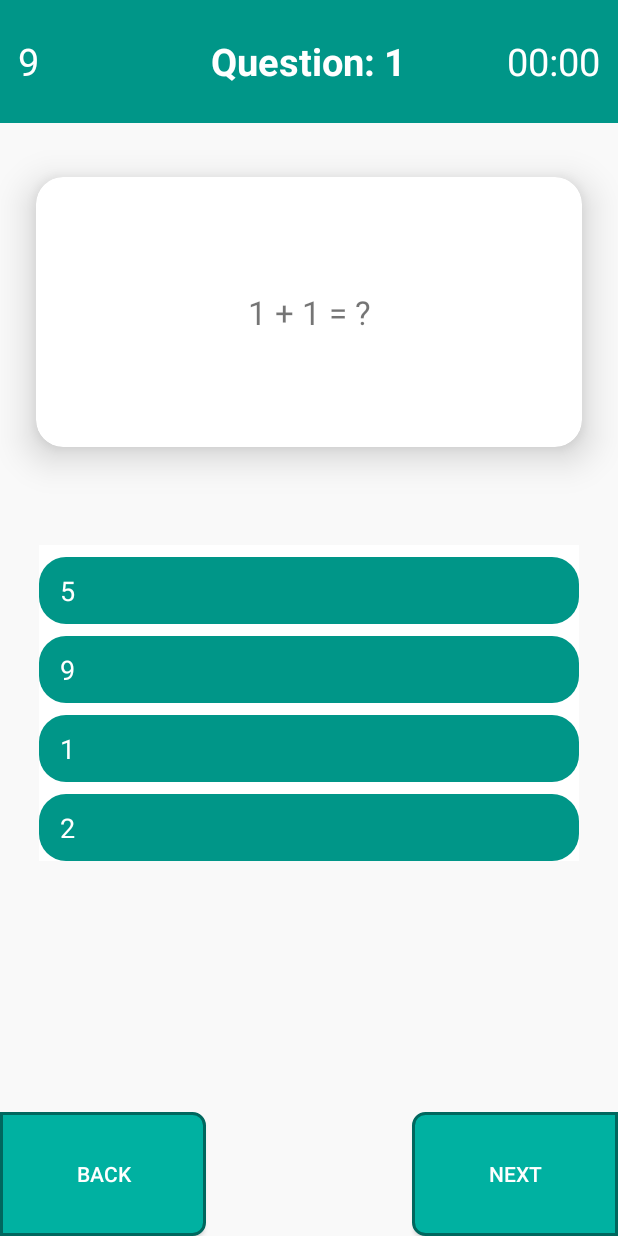
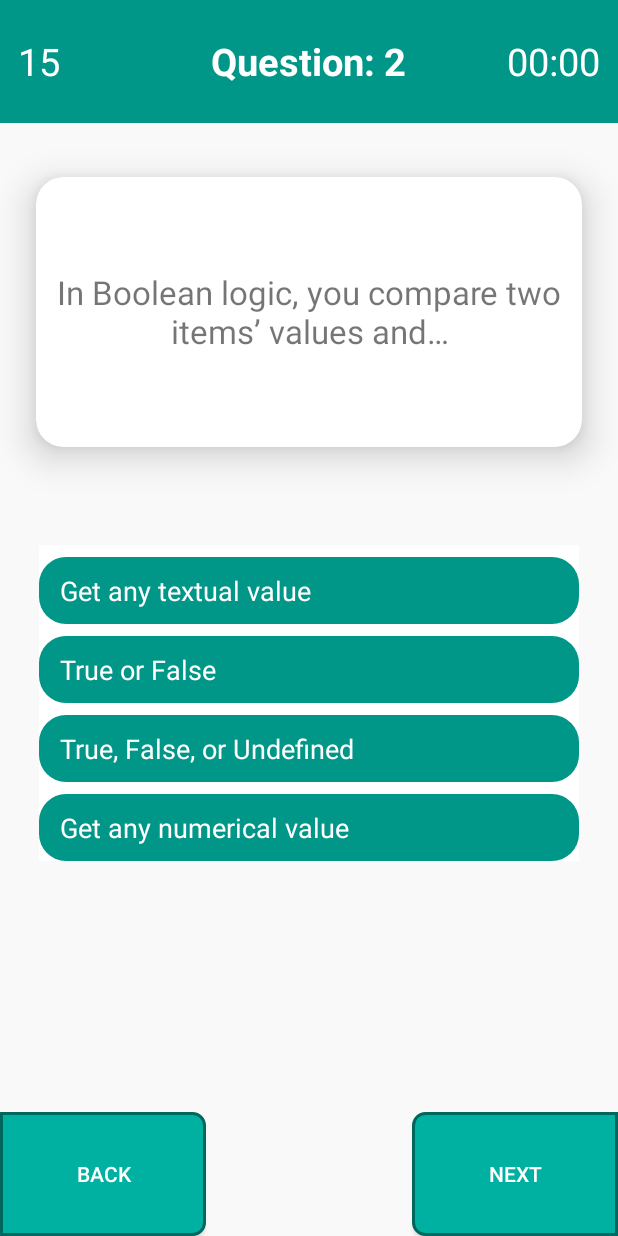
Before and after one commit to husanIbragimov-zz/logicaltest, an Android app: the TestGameActivity screen opened directly, with no data from a screen before it, after a tap on "NEXT", on a phone screen of 412 x 824 dp. Run offline under Robolectric (Android 15) with nearby library versions, the phone set to English and light mode, and no system bars; 2 other taps on this screen came first.

Commit message:
added new subjects and new files

```diff
--- a/app/src/main/java/uz/xusandev/lesson4/MainActivity.java
+++ b/app/src/main/java/uz/xusandev/lesson4/MainActivity.java
@@ -28,7 +28,7 @@ public class MainActivity extends AppCompatActivity {
 
                 System.out.println("======================================== Hello Android Developer Play Button ========================================");
 
-                Intent intent = new Intent(MainActivity.this, TestGameActivity.class);
+                Intent intent = new Intent(MainActivity.this, ChooseSubjectsActivity.class);
 
                 startActivity(intent);
 
--- a/app/src/main/java/uz/xusandev/lesson4/core/DataLoader.java
+++ b/app/src/main/java/uz/xusandev/lesson4/core/DataLoader.java
@@ -7,39 +7,33 @@ public class DataLoader {
     public static ArrayList<QuestionData> makeData() {
         ArrayList<QuestionData> data = new ArrayList<>();
 
-        QuestionData questionData1 = new QuestionData("1 + 1 = ?", "2");
-        questionData1.addVariant("2");
-        questionData1.addVariant("1");
-        questionData1.addVariant("5");
-        questionData1.addVariant("9");
+        QuestionData questionData1 = new QuestionData("Is Python dynamic or static programming language ?", "Dynamic");
+        questionData1.addVariant("Dynamic");
+        questionData1.addVariant("Static");
         data.add(questionData1);
 
-        QuestionData questionData2 = new QuestionData("11 * 2 = ?", "22");
-        questionData2.addVariant("22");
-        questionData2.addVariant("10");
-        questionData2.addVariant("15");
-        questionData2.addVariant("2");
+        QuestionData questionData2 = new QuestionData("In Boolean logic, you compare two items’ values and…", "True or False");
+        questionData2.addVariant("True, False, or Undefined");
+        questionData2.addVariant("Get any textual value");
+        questionData2.addVariant("Get any numerical value");
+        questionData2.addVariant("True or False");
         data.add(questionData2);
 
-        QuestionData questionData3 = new QuestionData("1 + 1 * 1 = ?", "2");
-        questionData3.addVariant("2");
-        questionData3.addVariant("1");
-        questionData3.addVariant("3");
-        questionData3.addVariant("9");
+        QuestionData questionData3 = new QuestionData("1 <= 1", "True");
+        questionData3.addVariant("True");
+        questionData3.addVariant("False");
         data.add(questionData3);
 
-        QuestionData questionData4 = new QuestionData("5 % 2 = ?", "1");
-        questionData4.addVariant("2.5");
-        questionData4.addVariant("1");
-        questionData4.addVariant("2");
-        questionData4.addVariant("1.5");
+        QuestionData questionData4 = new QuestionData("1 != 1", "False");
+        questionData4.addVariant("False");
+        questionData4.addVariant("True");
         data.add(questionData4);
 
-        QuestionData questionData5 = new QuestionData("1 + 5 * 3 = ?", "16");
-        questionData5.addVariant("16");
-        questionData5.addVariant("15");
-        questionData5.addVariant("18");
-        questionData5.addVariant("20");
+        QuestionData questionData5 = new QuestionData("Fill in the blank (indicated by __) with an appropriate Boolean comparator so that the expression evaluates to True:\n3 __ 4", "<");
+        questionData5.addVariant(">");
+        questionData5.addVariant("<");
+        questionData5.addVariant("==");
+        questionData5.addVariant("!=");
         data.add(questionData5);
 
         QuestionData questionData6 = new QuestionData("0 % 5 != 0", "False");
@@ -63,6 +57,44 @@ public class DataLoader {
         questionData9.addVariant("XusanXusanXusanXusan");
         data.add(questionData9);
 
+        QuestionData questionData10 = new QuestionData("123 == \"123\"", "False");
+        questionData10.addVariant("Error");
+        questionData10.addVariant("False");
+        questionData10.addVariant("True");
+        data.add(questionData10);
+
+        QuestionData questionData11 = new QuestionData("The Boolean logical operators are:", "and, or, not");
+        questionData11.addVariant("and, neither, nor");
+        questionData11.addVariant("and, or, not");
+        questionData11.addVariant("and, or, but");
+        questionData11.addVariant("True, False");
+        data.add(questionData11);
+
+        QuestionData questionData12 = new QuestionData("Fill in the blank (indicated by __) with an appropriate Boolean comparator so that the expression evaluates to True:\n10 __ 5", ">");
+        questionData12.addVariant(">");
+        questionData12.addVariant("<");
+        data.add(questionData12);
+
+        QuestionData questionData13 = new QuestionData("(\"A\" != \"A\") or not (2 >= 3)", "True");
+        questionData13.addVariant("True");
+        questionData13.addVariant("False");
+        questionData13.addVariant("None");
+        data.add(questionData13);
+
+        QuestionData questionData14 = new QuestionData("The basic mechanism that Python uses to control program flow is the _____ statement.", "If");
+        questionData14.addVariant("If");
+        questionData14.addVariant("If...elif");
+        questionData14.addVariant("elif");
+        questionData14.addVariant("else");
+        data.add(questionData14);
+
+        QuestionData questionData15 = new QuestionData("What is the type of True and False?", "Boolean");
+        questionData15.addVariant("Boolean");
+        questionData15.addVariant("Int");
+        questionData15.addVariant("String");
+        questionData15.addVariant("List");
+        data.add(questionData15);
+
         return data;
     }
 }
--- a/app/src/main/res/layout/activity_choose_subjects.xml
+++ b/app/src/main/res/layout/activity_choose_subjects.xml
@@ -24,11 +24,6 @@
             android:id="@+id/btn_math"
             style="@style/ChooseSubjectsButton"/>
 
-        <Button
-            android:text="Mixin"
-            android:id="@+id/btn_mix"
-            style="@style/ChooseSubjectsButton"/>
-
     </LinearLayout>
 
 
--- a/app/src/main/res/values/styles.xml
+++ b/app/src/main/res/values/styles.xml
@@ -43,9 +43,9 @@
     </style>
 
     <style name="ChooseSubjectsButton">
+        <item name="android:background">@drawable/choose_subjects_back</item>
         <item name="android:layout_width">250dp</item>
         <item name="android:layout_marginTop">6dp</item>
-        <item name="android:background">#009688</item>
         <item name="android:textColor">@color/white</item>
         <item name="android:textAllCaps">false</item>
         <item name="android:layout_height">wrap_content</item>
```
Also changed, not shown: app/src/main/AndroidManifest.xml (+7 -0 lines), app/src/main/java/uz/xusandev/lesson4/ChooseSubjectsActivity.java (+23 -2 lines), app/src/main/java/uz/xusandev/lesson4/MathematicsQuizActivity.java (added, +164 -0 lines), app/src/main/java/uz/xusandev/lesson4/core/MathDataLoader.java (added, +67 -0 lines), app/src/main/res/drawable/choose_subjects_back.xml (added, +7 -0 lines), app/src/main/res/layout/activity_mathematics_quiz.xml (added, +133 -0 lines).
